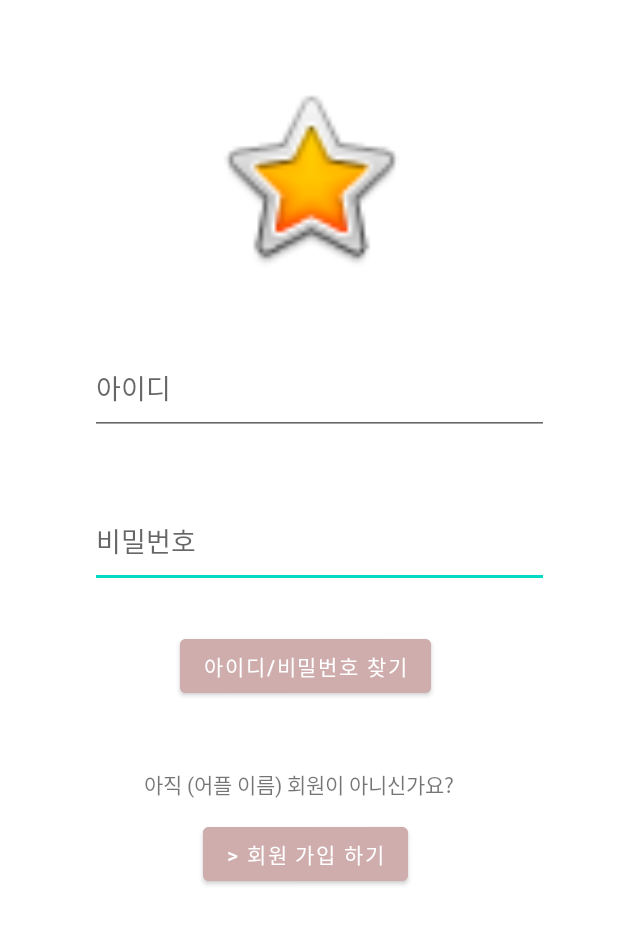
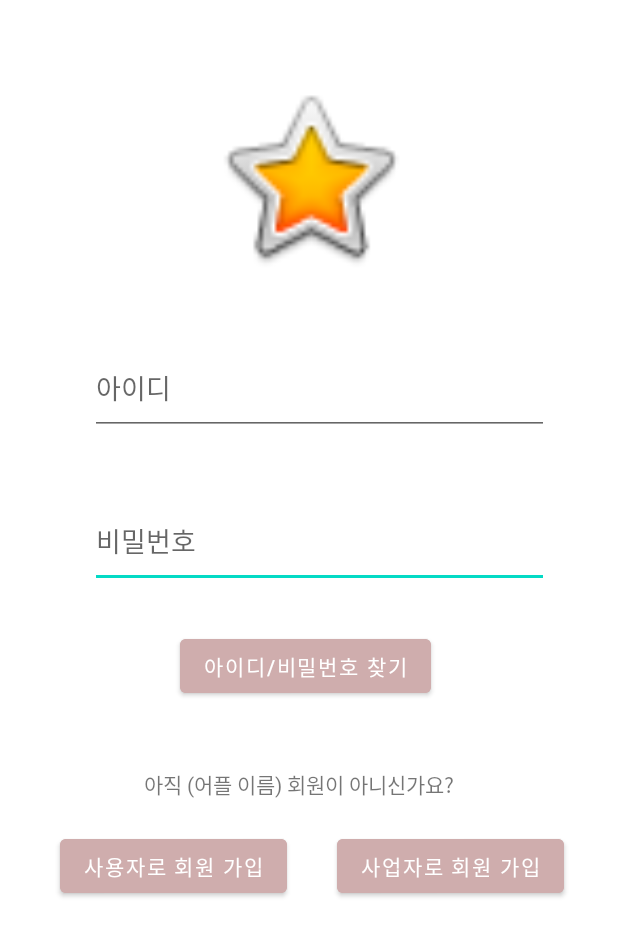
Before and after one commit to han-seo/MyApplication10, an Android app: the Login screen opened directly, with no data from a screen before it, on a phone screen of 412 x 824 dp. Shown: the top 936 px of the screen. Run offline under Robolectric (Android 15) with nearby library versions, the phone set to English and light mode, and no system bars.

Commit message:
//사업자,사용자 구분

```diff
--- a/app/src/main/java/com/example/myapplication/Login.kt
+++ b/app/src/main/java/com/example/myapplication/Login.kt
@@ -11,6 +11,7 @@ class Login : AppCompatActivity() {
 
     lateinit var Button1 : Button
     lateinit var Button2 : Button
+    lateinit var Button3 : Button
 
     override fun onCreate(savedInstanceState: Bundle?) {
         super.onCreate(savedInstanceState)
@@ -18,6 +19,7 @@ class Login : AppCompatActivity() {
 
         Button1 =  findViewById<Button>(R.id.btn_search)
         Button2 =  findViewById<Button>(R.id.btn_join)
+        Button3 =  findViewById<Button>(R.id.btn_join2)
 
         Button1.setOnClickListener{
             val intent = Intent(this, IdpwSearch::class.java)
@@ -27,6 +29,10 @@ class Login : AppCompatActivity() {
             val intent = Intent(this, Join::class.java)
             startActivity(intent) }
 
+        Button3.setOnClickListener{
+            val intent = Intent(this, Join::class.java)
+            startActivity(intent) }
+
 
 
 
--- a/app/src/main/res/layout/activity_login.xml
+++ b/app/src/main/res/layout/activity_login.xml
@@ -55,11 +55,23 @@
         android:id="@+id/btn_join"
         android:layout_width="wrap_content"
         android:layout_height="wrap_content"
-        android:layout_marginTop="12dp"
+        android:layout_marginTop="20dp"
         android:backgroundTint="#CFADAD"
-        android:text="> 회원 가입 하기"
+        android:text="사용자로 회원 가입"
         app:layout_constraintEnd_toEndOf="parent"
-        app:layout_constraintHorizontal_bias="0.492"
+        app:layout_constraintHorizontal_bias="0.154"
+        app:layout_constraintStart_toStartOf="parent"
+        app:layout_constraintTop_toBottomOf="@+id/textView3" />
+
+    <Button
+        android:id="@+id/btn_join2"
+        android:layout_width="wrap_content"
+        android:layout_height="wrap_content"
+        android:layout_marginTop="20dp"
+        android:backgroundTint="#CFADAD"
+        android:text="사업자로 회원 가입"
+        app:layout_constraintEnd_toEndOf="parent"
+        app:layout_constraintHorizontal_bias="0.863"
         app:layout_constraintStart_toStartOf="parent"
         app:layout_constraintTop_toBottomOf="@+id/textView3" />
 
```
